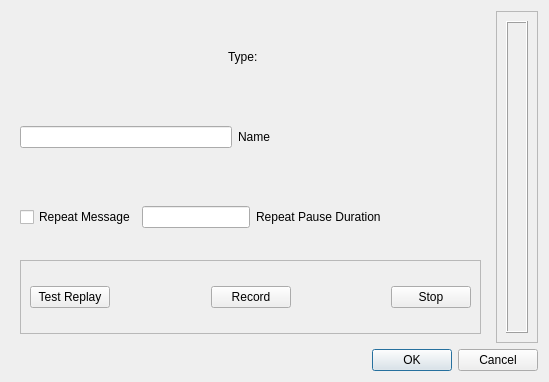
Old version of the form mqt/MqtLogger/txVmExternalButtonDialog.ui in the repository Rsclub22/Minos2-Mirror.
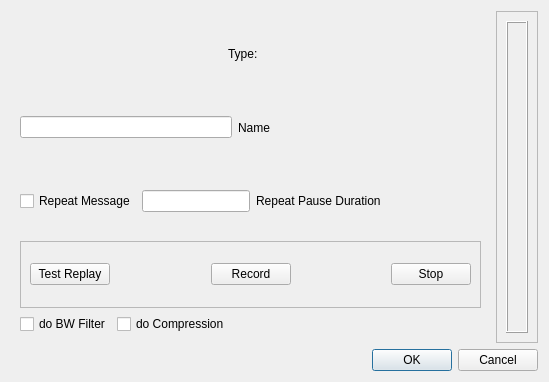
New version of the form. Custom widgets are drawn as their Qt base class.

Commit message: New bandmap filter; link filter and compressor enable

What changed in the file:
```diff
--- a/mqt/MqtLogger/txVmExternalButtonDialog.ui
+++ b/mqt/MqtLogger/txVmExternalButtonDialog.ui
@@ -15,7 +15,7 @@
   </property>
   <layout class="QVBoxLayout" name="verticalLayout_4">
    <item>
-    <layout class="QHBoxLayout" name="horizontalLayout_2">
+    <layout class="QHBoxLayout" name="horizontalLayout_4">
      <item>
       <widget class="QFrame" name="compFrame">
        <layout class="QVBoxLayout" name="verticalLayout">
@@ -191,6 +191,37 @@
           </layout>
          </widget>
         </item>
+        <item>
+         <layout class="QHBoxLayout" name="horizontalLayout_2">
+          <item>
+           <widget class="QCheckBox" name="doFilter">
+            <property name="text">
+             <string>do BW Filter</string>
+            </property>
+           </widget>
+          </item>
+          <item>
+           <widget class="QCheckBox" name="doCompression">
+            <property name="text">
+             <string>do Compression</string>
+            </property>
+           </widget>
+          </item>
+          <item>
+           <spacer name="horizontalSpacer_4">
+            <property name="orientation">
+             <enum>Qt::Horizontal</enum>
+            </property>
+            <property name="sizeHint" stdset="0">
+             <size>
+              <width>40</width>
+              <height>20</height>
+             </size>
+            </property>
+           </spacer>
+          </item>
+         </layout>
+        </item>
        </layout>
       </widget>
      </item>
```
Left out of the diff: 2 changed lines with no effect on the pictures. The commit also changes 29 other files.
